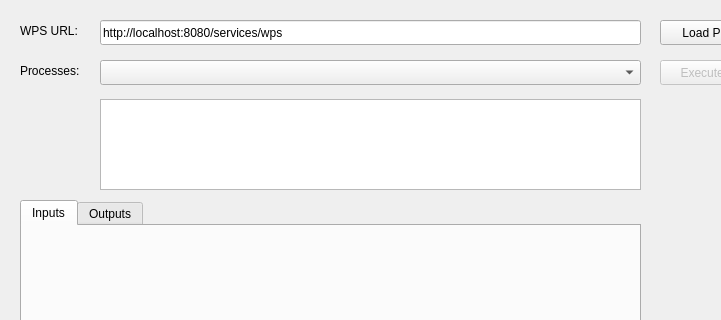
The window that wps_dialog_base.ui (pixalytics-ltd/qgis-wps-plugin) describes before a commit, drawn with Qt 5; both pictures show x 0 to 721 and y 0 to 320 of the 807 by 831 pixel window.
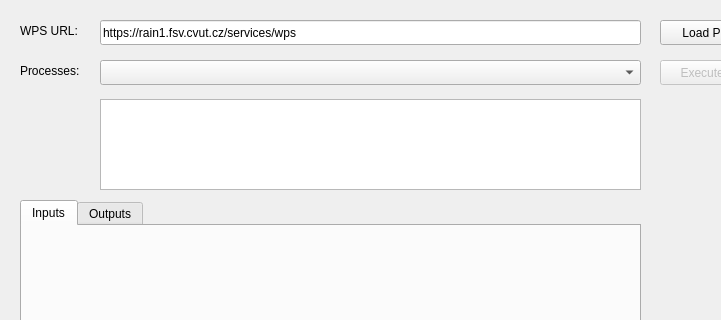
The same window after the commit. Icons and pictures are not drawn.

Commit message: localhost:8080 -> rain1.fsv.cvut.cz

Patch:
```diff
--- a/wps_dialog_base.ui
+++ b/wps_dialog_base.ui
@@ -59,7 +59,7 @@
     </rect>
    </property>
    <property name="text">
-    <string>http://localhost:8080/services/wps</string>
+    <string>https://rain1.fsv.cvut.cz/services/wps</string>
    </property>
   </widget>
   <widget class="QLabel" name="labelWpsUrl">
```
